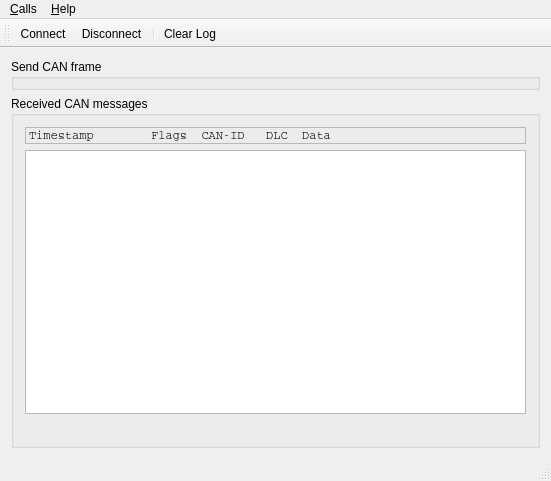
Qt form qtserialbus/examples/serialbus/can/mainwindow.ui (plexinc/qt-fork) before a commit.
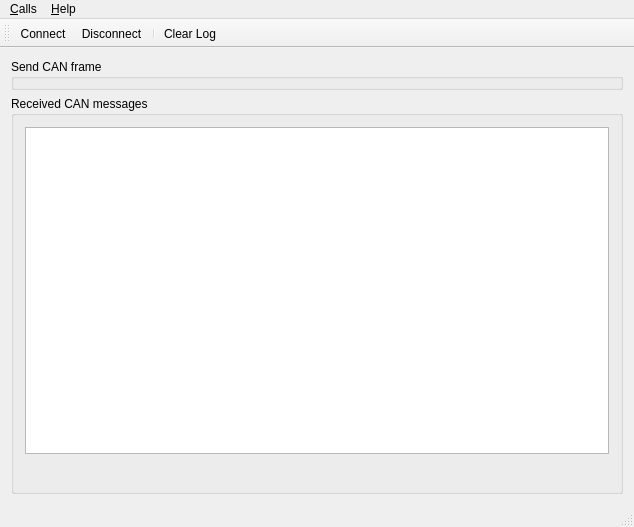
The same form after that commit. Icons and pictures are not drawn. Custom widgets are drawn as their Qt base class.

Patch:
```diff
--- a/qtserialbus/examples/serialbus/can/mainwindow.ui
+++ b/qtserialbus/examples/serialbus/can/mainwindow.ui
@@ -6,8 +6,8 @@
    <rect>
     <x>0</x>
     <y>0</y>
-    <width>551</width>
-    <height>481</height>
+    <width>634</width>
+    <height>527</height>
    </rect>
   </property>
   <property name="windowTitle">
@@ -27,45 +27,27 @@
       <property name="title">
        <string>Received CAN messages</string>
       </property>
-      <layout class="QVBoxLayout" name="verticalLayout_4">
+      <layout class="QGridLayout" name="gridLayout">
+       <item row="0" column="0">
+        <layout class="QVBoxLayout" name="verticalLayout_2">
        <item>
-        <widget class="QLabel" name="label_3">
-         <property name="font">
-          <font>
-           <family>Courier</family>
-           <kerning>false</kerning>
-          </font>
-         </property>
-         <property name="frameShape">
-          <enum>QFrame::StyledPanel</enum>
-         </property>
-         <property name="text">
-          <string>Timestamp        Flags  CAN-ID   DLC  Data</string>
-         </property>
-        </widget>
-       </item>
-       <item>
-        <widget class="QTextEdit" name="receivedMessagesEdit">
-         <property name="font">
-          <font>
-           <family>Courier</family>
-           <kerning>false</kerning>
-          </font>
-         </property>
-         <property name="frameShape">
-          <enum>QFrame::StyledPanel</enum>
-         </property>
-         <property name="undoRedoEnabled">
+          <widget class="ReceivedFramesView" name="receivedFramesView">
+           <property name="editTriggers">
+            <set>QAbstractItemView::NoEditTriggers</set>
+           </property>
+           <property name="showDropIndicator" stdset="0">
+            <bool>false</bool>
+           </property>
+           <property name="dragDropOverwriteMode">
           <bool>false</bool>
          </property>
-         <property name="lineWrapMode">
-          <enum>QTextEdit::NoWrap</enum>
-         </property>
-         <property name="readOnly">
-          <bool>true</bool>
-         </property>
-        </widget>
-       </item>
+           <property name="selectionBehavior">
+            <enum>QAbstractItemView::SelectRows</enum>
+           </property>
+          </widget>
+         </item>
+         <item>
+          <layout class="QHBoxLayout" name="horizontalLayout">
        <item>
         <widget class="QLabel" name="busStatus">
          <property name="text">
@@ -73,6 +55,23 @@
          </property>
         </widget>
        </item>
+           <item>
+            <spacer name="horizontalSpacer">
+             <property name="orientation">
+              <enum>Qt::Horizontal</enum>
+             </property>
+             <property name="sizeHint" stdset="0">
+              <size>
+               <width>40</width>
+               <height>20</height>
+              </size>
+             </property>
+            </spacer>
+           </item>
+          </layout>
+         </item>
+        </layout>
+       </item>
       </layout>
      </widget>
     </item>
@@ -83,7 +82,7 @@
     <rect>
      <x>0</x>
      <y>0</y>
-     <width>551</width>
+     <width>634</width>
      <height>22</height>
     </rect>
    </property>
@@ -189,6 +188,11 @@
    <header location="global">sendframebox.h</header>
    <container>1</container>
   </customwidget>
+  <customwidget>
+   <class>ReceivedFramesView</class>
+   <extends>QTableView</extends>
+   <header location="global">receivedframesview.h</header>
+  </customwidget>
  </customwidgets>
  <resources>
   <include location="can.qrc"/>
```
Lines whose indentation alone changed are shown as unchanged.
